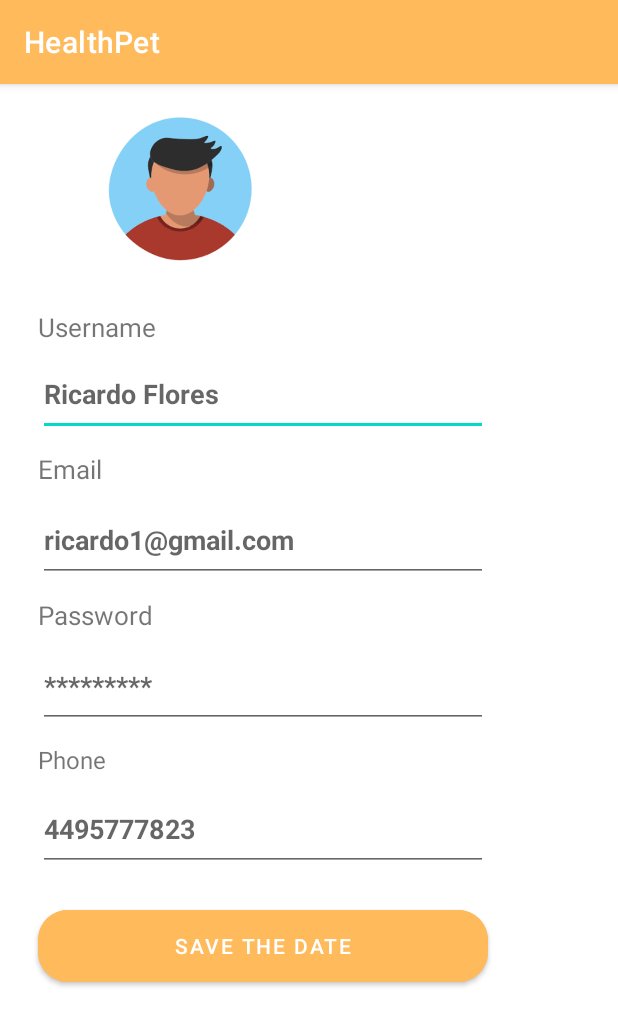
After one commit to RicardoFlores01/HealthPetAppMovil, an Android app: the Profile screen opened directly, with no data from a screen before it, on a phone screen of 412 x 824 dp. The commit adds this screen. Shown: the top 1026 px of the screen. Run offline under Robolectric (Android 15) with nearby library versions, the phone set to English and light mode, and no system bars.

Commit message:
Add profile

```diff
--- a/app/src/main/AndroidManifest.xml
+++ b/app/src/main/AndroidManifest.xml
@@ -10,15 +10,18 @@
         android:supportsRtl="true"
         android:theme="@style/Theme.HealthPetApp">
         <activity
+            android:name=".Profile"
+            android:exported="true" />
+        <activity
             android:name=".MedicalHistory"
             android:exported="true"
-            android:parentActivityName=".MenuActivity"
-            android:label="Medical History" />
+            android:label="Medical History"
+            android:parentActivityName=".MenuActivity" />
         <activity
             android:name=".MyContact"
             android:exported="true"
-            android:parentActivityName=".MenuActivity"
-            android:label="My Contact" />
+            android:label="My Contact"
+            android:parentActivityName=".MenuActivity" />
         <activity
             android:name=".AddContact"
             android:exported="true"
@@ -43,8 +46,8 @@
         <activity
             android:name=".MyAppointment"
             android:exported="true"
-            android:parentActivityName=".MenuActivity"
-            android:label="My Appointment"/>
+            android:label="My Appointment"
+            android:parentActivityName=".MenuActivity" />
         <activity
             android:name=".MenuActivity"
             android:exported="true"
--- /dev/null
+++ b/app/src/main/java/example/com/healthpetapp/Profile.java
@@ -0,0 +1,14 @@
+package example.com.healthpetapp;
+
+import androidx.appcompat.app.AppCompatActivity;
+
+import android.os.Bundle;
+
+public class Profile extends AppCompatActivity {
+
+    @Override
+    protected void onCreate(Bundle savedInstanceState) {
+        super.onCreate(savedInstanceState);
+        setContentView(R.layout.activity_profile);
+    }
+}
--- /dev/null
+++ b/app/src/main/res/layout/activity_profile.xml
@@ -0,0 +1,140 @@
+<?xml version="1.0" encoding="utf-8"?>
+<androidx.constraintlayout.widget.ConstraintLayout xmlns:android="http://schemas.android.com/apk/res/android"
+    xmlns:app="http://schemas.android.com/apk/res-auto"
+    xmlns:tools="http://schemas.android.com/tools"
+    android:layout_width="match_parent"
+    android:layout_height="match_parent"
+    tools:context=".Profile">
+
+    <TextView
+        android:id="@+id/avatar"
+        android:layout_width="100dp"
+        android:layout_height="100dp"
+        android:layout_marginStart="70dp"
+        android:layout_marginTop="20dp"
+        android:background="@drawable/avatar"
+        app:layout_constraintStart_toStartOf="parent"
+        app:layout_constraintTop_toTopOf="parent" />
+
+    <TextView
+        android:id="@+id/name_pet"
+        android:layout_width="359dp"
+        android:layout_height="wrap_content"
+        android:text="@string/username"
+        android:textSize="17sp"
+        app:flow_verticalAlign="top"
+        app:layout_constraintStart_toStartOf="parent"
+        app:layout_constraintTop_toBottomOf="@+id/avatar"
+        android:layout_marginStart="25dp"
+        android:layout_marginTop="30dp" />
+
+    <EditText
+        android:id="@+id/name"
+        android:layout_width="300dp"
+        android:layout_height="55dp"
+        android:layout_marginStart="25dp"
+        android:layout_marginTop="5dp"
+        android:ems="50"
+        android:textSize="18dp"
+        android:hint="@string/name_profile"
+        android:textStyle="bold"
+        android:textColor="@color/black"
+        android:inputType="text"
+        app:layout_constraintStart_toStartOf="parent"
+        app:layout_constraintTop_toBottomOf="@+id/name_pet" />
+
+    <TextView
+        android:id="@+id/ser"
+        android:layout_width="359dp"
+        android:layout_height="wrap_content"
+        android:text="@string/email"
+        android:textSize="17sp"
+        app:flow_verticalAlign="top"
+        app:layout_constraintStart_toStartOf="parent"
+        app:layout_constraintTop_toBottomOf="@id/name"
+        android:layout_marginStart="25dp"
+        android:layout_marginTop="10dp" />
+
+    <EditText
+        android:id="@+id/ser_text"
+        android:layout_width="300dp"
+        android:layout_height="55dp"
+        android:layout_marginStart="25dp"
+        android:layout_marginTop="8dp"
+        android:ems="50"
+        android:textColor="@color/black"
+        android:textSize="18dp"
+        android:textStyle="bold"
+        android:hint="@string/email_profile"
+        android:inputType="text"
+        app:layout_constraintStart_toStartOf="parent"
+        app:layout_constraintTop_toBottomOf="@+id/ser" />
+
+    <TextView
+        android:id="@+id/des"
+        android:layout_width="359dp"
+        android:layout_height="wrap_content"
+        android:text="@string/password"
+        android:textSize="17sp"
+        app:flow_verticalAlign="top"
+        app:layout_constraintStart_toStartOf="parent"
+        app:layout_constraintTop_toBottomOf="@id/ser_text"
+        android:layout_marginStart="25dp"
+        android:layout_marginTop="10dp" />
+
+    <EditText
+        android:id="@+id/desc_text"
+        android:layout_width="300dp"
+        android:layout_height="55dp"
+        android:layout_marginStart="25dp"
+        android:layout_marginTop="8dp"
+        android:ems="50"
+        android:textStyle="bold"
+        android:textSize="18dp"
+        android:textColor="@color/black"
+        android:hint="@string/password_profile"
+        android:inputType="text"
+        app:layout_constraintStart_toStartOf="parent"
+        app:layout_constraintTop_toBottomOf="@+id/des" />
+
+    <TextView
+        android:id="@+id/remi"
+        android:layout_width="359dp"
+        android:layout_height="wrap_content"
+        android:text="@string/phone"
+        android:textSize="16sp"
+        app:flow_verticalAlign="top"
+        app:layout_constraintStart_toStartOf="parent"
+        app:layout_constraintTop_toBottomOf="@id/desc_text"
+        android:layout_marginStart="25dp"
+        android:layout_marginTop="10dp" />
+
+    <EditText
+        android:id="@+id/remind_text"
+        android:layout_width="300dp"
+        android:layout_height="55dp"
+        android:layout_marginStart="25dp"
+        android:layout_marginTop="8dp"
+        android:ems="50"
+        android:textStyle="bold"
+        android:textSize="18sp"
+        android:textColor="@color/black"
+        android:hint="@string/phone_profile"
+        android:inputType="text"
+        app:layout_constraintStart_toStartOf="parent"
+        app:layout_constraintTop_toBottomOf="@+id/remi" />
+
+    <Button
+        android:id="@+id/btnSaveDate"
+        android:layout_width="300dp"
+        android:layout_height="60dp"
+        android:layout_marginStart="25dp"
+        android:layout_marginTop="20dp"
+        android:backgroundTint="#FFBA5C"
+        android:text="@string/save"
+        app:cornerRadius="20dp"
+        app:layout_constraintStart_toStartOf="parent"
+        app:layout_constraintTop_toBottomOf="@+id/remind_text" />
+
+
+</androidx.constraintlayout.widget.ConstraintLayout>
--- a/app/src/main/res/values/strings.xml
+++ b/app/src/main/res/values/strings.xml
@@ -82,6 +82,10 @@
     <string name="clinical">Clinical History</string>
     <string name="date_clinical">March 09 2022</string>
 
+    <string name="name_profile">Ricardo Flores</string>
+    <string name="email_profile">ricardo1@gmail.com</string>
+    <string name="password_profile">*********</string>
+    <string name="phone_profile">4495777823</string>
 
     <string name="title_activity_menu">HealthPet</string>
 </resources>
```
Also changed, not shown: app/src/main/res/drawable/avatar.png (added).
